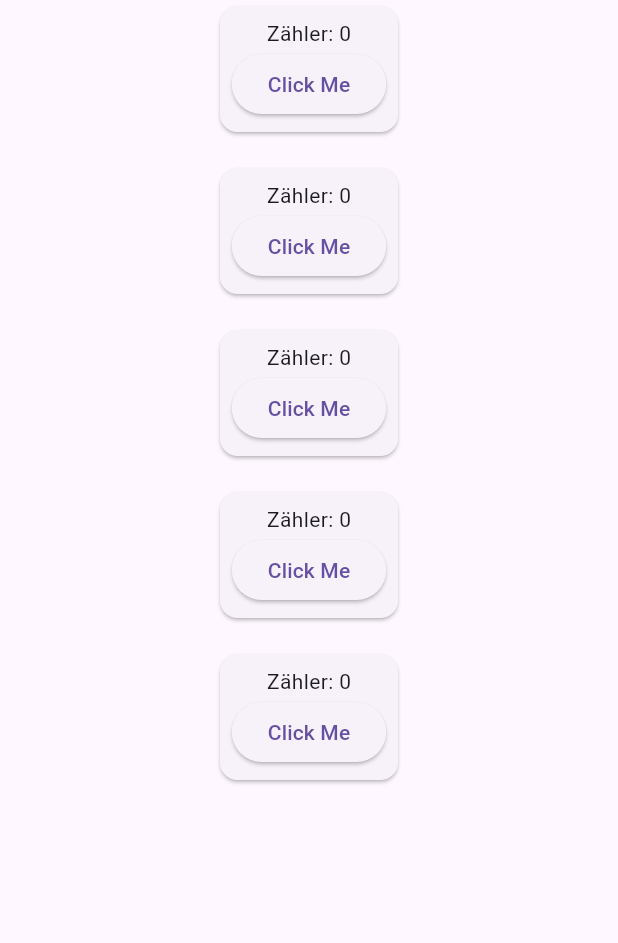
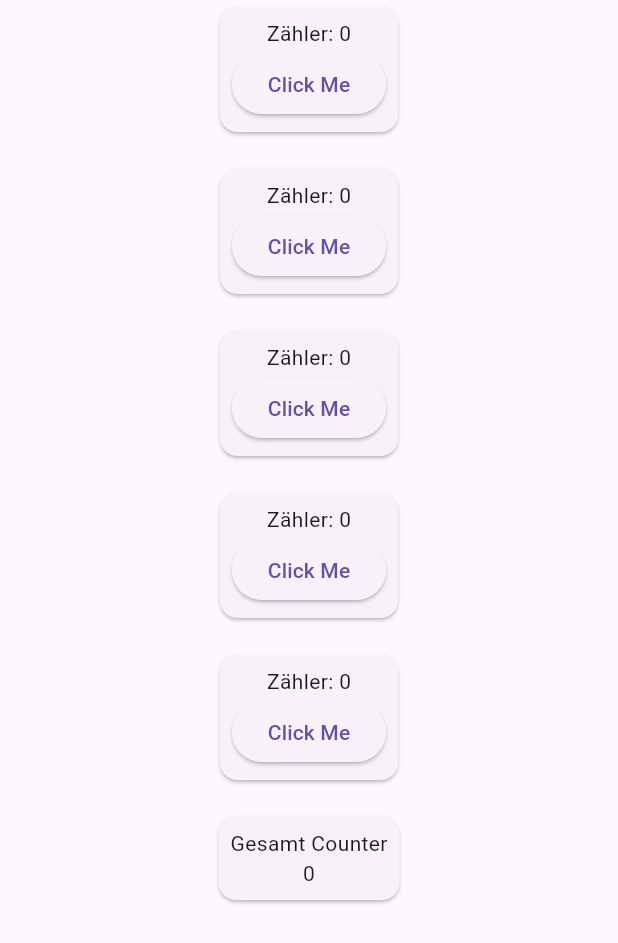
Before and after one commit to simonisinger/stful_task, a Flutter app: the screen it shows after launch, on a phone screen of 412 x 824 dp. Shown: the top 943 px of the screen. Run offline on Flutter 3.47's test engine with Material 3 defaults, Android fonts, the phone set to English and light mode, and no system bars.

Commit message:
Implemented full counter

```diff
--- a/lib/app.dart
+++ b/lib/app.dart
@@ -1,4 +1,5 @@
 import 'package:flutter/material.dart';
+import 'package:stful_task/cache.dart';
 import 'package:stful_task/main_screen.dart';
 
 class App extends StatelessWidget {
@@ -6,6 +7,6 @@ class App extends StatelessWidget {
 
   @override
   Widget build(BuildContext context) {
-    return MaterialApp(home: MainScreen());
+    return MaterialApp(home: MainScreen(key: mainScreenKey));
   }
 }
--- /dev/null
+++ b/lib/cache.dart
@@ -0,0 +1,4 @@
+import 'package:flutter/material.dart';
+
+int globalCounter = 0;
+final GlobalKey mainScreenKey = GlobalKey();
--- a/lib/counter_card.dart
+++ b/lib/counter_card.dart
@@ -1,8 +1,17 @@
 import 'package:flutter/material.dart';
+import 'package:stful_task/cache.dart';
+import 'package:stful_task/main_screen.dart';
 
-class CounterCard extends StatelessWidget {
-  const CounterCard({super.key});
+class CounterCard extends StatefulWidget {
+  final int number;
+  const CounterCard({super.key, this.number = 0});
 
+  @override
+  State<StatefulWidget> createState() => _CounterCardState();
+}
+
+class _CounterCardState extends State<CounterCard> {
+  int number = 0;
   @override
   Widget build(BuildContext context) {
     return Card(
@@ -10,9 +19,15 @@ class CounterCard extends StatelessWidget {
         padding: const EdgeInsets.all(8.0),
         child: Column(
           children: [
-            Text('Zähler: 0'),
+            Text('Zähler: $number'),
             ElevatedButton(
-              onPressed: () {},
+              onPressed: () {
+                setState(() {
+                  number++;
+                  globalCounter++;
+                  (mainScreenKey.currentState as MainScreenPageState).update();
+                });
+              },
               child: const Text('Click Me'),
             ),
           ],
--- a/lib/main_screen.dart
+++ b/lib/main_screen.dart
@@ -1,8 +1,22 @@
 import 'package:flutter/material.dart';
+import 'package:stful_task/cache.dart';
 import 'package:stful_task/counter_card.dart';
 
-class MainScreen extends StatelessWidget {
-  const MainScreen({super.key});
+class MainScreen extends StatefulWidget {
+  MainScreen({super.key});
+
+  @override
+  State<StatefulWidget> createState() => MainScreenPageState();
+}
+
+class MainScreenPageState extends State<MainScreen> {
+
+  update() {
+    setState(() {
+      globalCounter;
+    });
+  }
+
   @override
   Widget build(BuildContext context) {
     return Scaffold(
@@ -15,6 +29,17 @@ class MainScreen extends StatelessWidget {
             CounterCard(),
             CounterCard(),
             CounterCard(),
+            Card(
+              child: Container(
+                padding: EdgeInsets.all(8),
+                child: Column(
+                  children: [
+                    Text('Gesamt Counter'),
+                    Text(globalCounter.toString())
+                  ],
+                ),
+              ),
+            )
           ],
         ),
       ),
```
